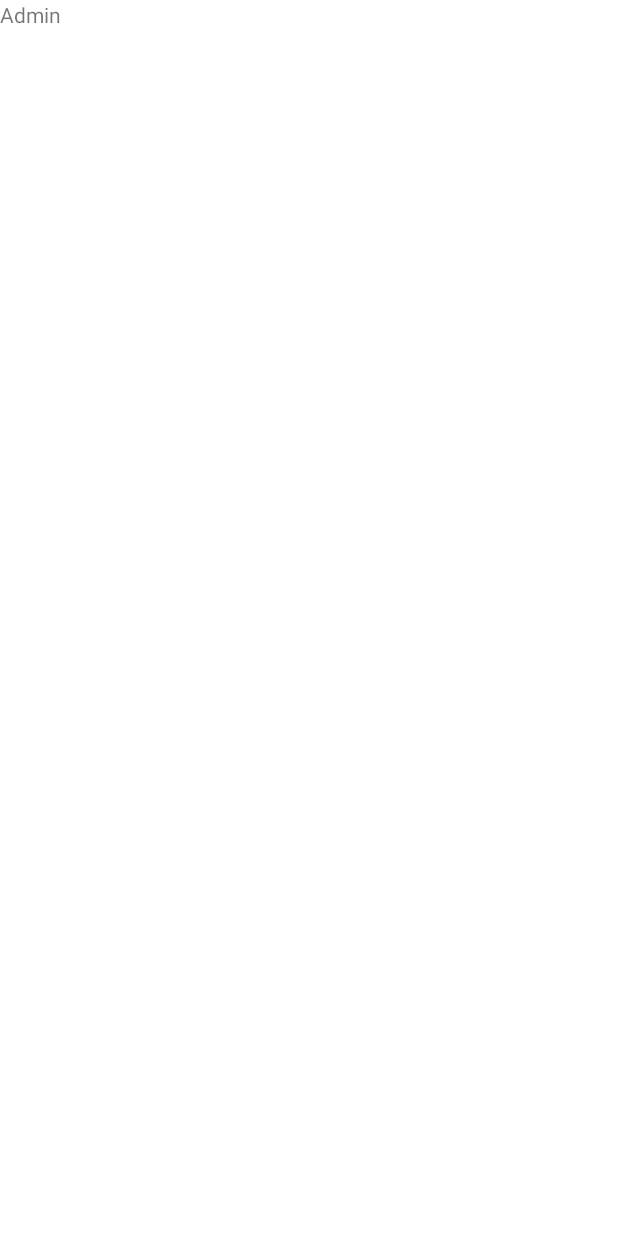
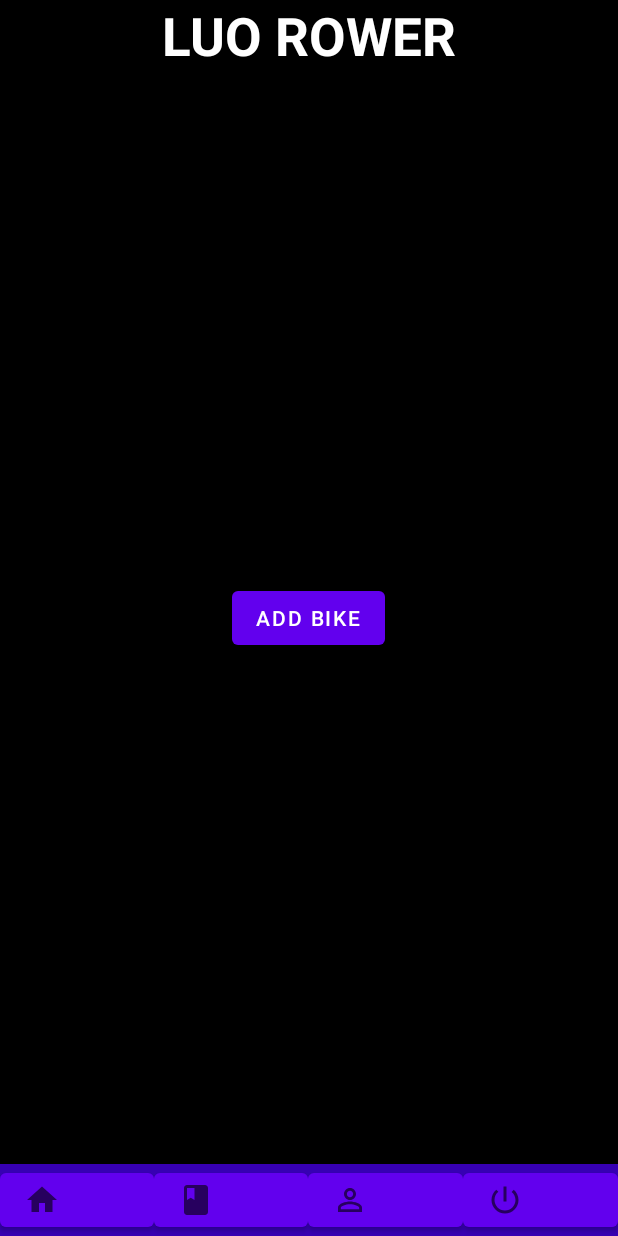
Before and after one commit to kranthi978/LuoRower, an Android app: the adminpage screen opened directly, with no data from a screen before it, on a phone screen of 412 x 824 dp. Before the commit the screen is almost empty. Run offline under Robolectric (Android 15) with nearby library versions, the phone set to English and light mode, and no system bars.

Commit message:
added add bike and bikeproofs layout

```diff
--- a/app/src/main/AndroidManifest.xml
+++ b/app/src/main/AndroidManifest.xml
@@ -9,7 +9,9 @@
         android:roundIcon="@mipmap/ic_launcher_round"
         android:supportsRtl="true"
         android:theme="@style/Theme.Login">
-        <activity android:name=".userpage"></activity>
+        <activity android:name=".bikeproofs"></activity>
+        <activity android:name=".admin_add_bike" />
+        <activity android:name=".userpage" />
         <activity android:name=".adminpage" />
         <activity android:name=".signin" />
         <activity
--- a/app/src/main/java/com/example/login/MainActivity.java
+++ b/app/src/main/java/com/example/login/MainActivity.java
@@ -9,7 +9,7 @@ import android.view.WindowManager;
 
 
 public class MainActivity extends AppCompatActivity {
-    private static int SPLASH_SCREEN_TIME_OUT=5000;
+    private static int SPLASH_SCREEN_TIME_OUT=3000;
 
     @Override
     protected void onCreate(Bundle savedInstanceState) {
@@ -21,7 +21,7 @@ public class MainActivity extends AppCompatActivity {
             @Override
             public void run() {
                 Intent i=new Intent(MainActivity.this,
-                        homeactivity.class);
+                        signin.class);
                 //Intent is used to switch from one activity to another.
 
                 startActivity(i);
--- a/app/src/main/java/com/example/login/adminpage.java
+++ b/app/src/main/java/com/example/login/adminpage.java
@@ -1,8 +1,12 @@
 package com.example.login;
+
 
 import androidx.appcompat.app.AppCompatActivity;
 
+import android.content.Intent;
 import android.os.Bundle;
+import android.view.View;
+import android.widget.Button;
 
 public class adminpage extends AppCompatActivity {
 
@@ -10,6 +14,14 @@ public class adminpage extends AppCompatActivity {
     protected void onCreate(Bundle savedInstanceState) {
         super.onCreate(savedInstanceState);
         setContentView(R.layout.activity_adminpage);
+        Button btn=findViewById(R.id.addBike);
+        btn.setOnClickListener(new View.OnClickListener() {
+            @Override
+            public void onClick(View v) {
+                Intent i = new Intent(adminpage.this, admin_add_bike.class);
+                startActivity(i);
+            }
+        });
         getSupportActionBar().hide();
     }
 }
--- /dev/null
+++ b/app/src/main/res/drawable/ic_baseline_book_24.xml
@@ -0,0 +1,10 @@
+<vector xmlns:android="http://schemas.android.com/apk/res/android"
+    android:width="24dp"
+    android:height="24dp"
+    android:viewportWidth="24"
+    android:viewportHeight="24"
+    android:tint="?attr/colorControlNormal">
+  <path
+      android:fillColor="@android:color/white"
+      android:pathData="M18,2H6c-1.1,0 -2,0.9 -2,2v16c0,1.1 0.9,2 2,2h12c1.1,0 2,-0.9 2,-2V4c0,-1.1 -0.9,-2 -2,-2zM6,4h5v8l-2.5,-1.5L6,12V4z"/>
+</vector>
--- /dev/null
+++ b/app/src/main/res/drawable/ic_baseline_home_24.xml
@@ -0,0 +1,10 @@
+<vector xmlns:android="http://schemas.android.com/apk/res/android"
+    android:width="24dp"
+    android:height="24dp"
+    android:viewportWidth="24"
+    android:viewportHeight="24"
+    android:tint="?attr/colorControlNormal">
+  <path
+      android:fillColor="@android:color/white"
+      android:pathData="M10,20v-6h4v6h5v-8h3L12,3 2,12h3v8z"/>
+</vector>
--- /dev/null
+++ b/app/src/main/res/drawable/ic_baseline_perm_identity_24.xml
@@ -0,0 +1,10 @@
+<vector xmlns:android="http://schemas.android.com/apk/res/android"
+    android:width="24dp"
+    android:height="24dp"
+    android:viewportWidth="24"
+    android:viewportHeight="24"
+    android:tint="?attr/colorControlNormal">
+  <path
+      android:fillColor="@android:color/white"
+      android:pathData="M12,5.9c1.16,0 2.1,0.94 2.1,2.1s-0.94,2.1 -2.1,2.1S9.9,9.16 9.9,8s0.94,-2.1 2.1,-2.1m0,9c2.97,0 6.1,1.46 6.1,2.1v1.1L5.9,18.1L5.9,17c0,-0.64 3.13,-2.1 6.1,-2.1M12,4C9.79,4 8,5.79 8,8s1.79,4 4,4 4,-1.79 4,-4 -1.79,-4 -4,-4zM12,13c-2.67,0 -8,1.34 -8,4v3h16v-3c0,-2.66 -5.33,-4 -8,-4z"/>
+</vector>
--- /dev/null
+++ b/app/src/main/res/drawable/ic_baseline_power_settings_new_24.xml
@@ -0,0 +1,10 @@
+<vector xmlns:android="http://schemas.android.com/apk/res/android"
+    android:width="24dp"
+    android:height="24dp"
+    android:viewportWidth="24"
+    android:viewportHeight="24"
+    android:tint="?attr/colorControlNormal">
+  <path
+      android:fillColor="@android:color/white"
+      android:pathData="M13,3h-2v10h2L13,3zM17.83,5.17l-1.42,1.42C17.99,7.86 19,9.81 19,12c0,3.87 -3.13,7 -7,7s-7,-3.13 -7,-7c0,-2.19 1.01,-4.14 2.58,-5.42L6.17,5.17C4.23,6.82 3,9.26 3,12c0,4.97 4.03,9 9,9s9,-4.03 9,-9c0,-2.74 -1.23,-5.18 -3.17,-6.83z"/>
+</vector>
--- a/app/src/main/res/layout/activity_adminpage.xml
+++ b/app/src/main/res/layout/activity_adminpage.xml
@@ -4,11 +4,57 @@
     xmlns:tools="http://schemas.android.com/tools"
     android:layout_width="match_parent"
     android:layout_height="match_parent"
+    android:background="@color/black"
     tools:context=".adminpage">
     <TextView
+        android:id="@+id/AppName"
+        android:layout_width="match_parent"
+        android:layout_height="wrap_content"
+        android:text="LUO ROWER"
+        android:textColor="@color/white"
+        android:textSize="35dp"
+        android:gravity="center"
+        android:textStyle="bold"/>
+
+    <Button
+        android:id="@+id/addBike"
         android:layout_width="wrap_content"
         android:layout_height="wrap_content"
-        android:text="Admin"
+        android:layout_centerInParent="true"
+        android:text="Add Bike"
+        android:textColor="@color/white"
+        />
 
-/>
+
+    <LinearLayout
+        android:layout_height="wrap_content"
+        android:layout_width="match_parent"
+        android:layout_alignParentBottom="true"
+        android:orientation="horizontal"
+        android:background="#3700B3">
+        <Button
+            android:layout_width="0dp"
+            android:layout_height="wrap_content"
+            android:layout_weight="1"
+            android:drawableLeft="@drawable/ic_baseline_home_24" />
+        <Button
+            android:layout_width="0dp"
+            android:layout_height="wrap_content"
+            android:layout_weight="1"
+            android:drawableLeft="@drawable/ic_baseline_book_24" />
+
+        <Button
+            android:layout_width="0dp"
+            android:layout_height="wrap_content"
+            android:layout_weight="1"
+            android:drawableLeft="@drawable/ic_baseline_perm_identity_24" />
+
+
+        <Button
+            android:layout_width="0dp"
+            android:layout_height="wrap_content"
+            android:layout_weight="1"
+            android:drawableLeft="@drawable/ic_baseline_power_settings_new_24" />
+    </LinearLayout>
+
 </RelativeLayout>
--- a/app/src/main/res/layout/activity_homeactivity.xml
+++ b/app/src/main/res/layout/activity_homeactivity.xml
@@ -15,6 +15,7 @@
         android:textSize="35dp"
         android:textStyle="bold"
         android:layout_margin="25dp"
+        android:background="@drawable/custom_input"
         android:gravity="center"
 
         />
@@ -30,6 +31,7 @@
         android:layout_margin="10dp"
         android:padding="20dp"
         android:textSize="20dp"
+
         android:drawablePadding="10dp"
         android:drawableLeft="@drawable/ic_baseline_email_24"
         />
@@ -121,7 +123,8 @@
         android:text="Submit"
         android:layout_below="@+id/age"
         android:textColor="@color/white"
-        android:textSize="20dp" />
+        android:textSize="20dp"
+        />
 
     <LinearLayout
         android:layout_width="wrap_content"
--- a/app/src/main/res/layout/activity_signin.xml
+++ b/app/src/main/res/layout/activity_signin.xml
@@ -62,6 +62,7 @@
         android:background="#30ffffff"
         android:drawableLeft="@drawable/ic_baseline_email_24"
         android:drawablePadding="10dp"
+        android:layout_margin="20dp"
         android:hint="Enter Email"
         android:padding="20dp"
         android:textColor="@color/white"
@@ -79,6 +80,7 @@
         android:drawableLeft="@drawable/ic_baseline_lock_24"
         android:drawablePadding="10dp"
         android:hint="Enter password"
+        android:layout_margin="20dp"
         android:inputType="textPassword"
         android:padding="20dp"
         android:textColor="@color/white"
```
Also changed, not shown: app/src/main/java/com/example/login/admin_add_bike.java (added, +40 -0 lines), app/src/main/java/com/example/login/bikeproofs.java (added, +14 -0 lines), app/src/main/res/drawable/custom_input.xml (added, +18 -0 lines), app/src/main/res/layout/activity_admin_add_bike.xml (added, +114 -0 lines), app/src/main/res/layout/activity_bikeproofs.xml (added, +9 -0 lines).
